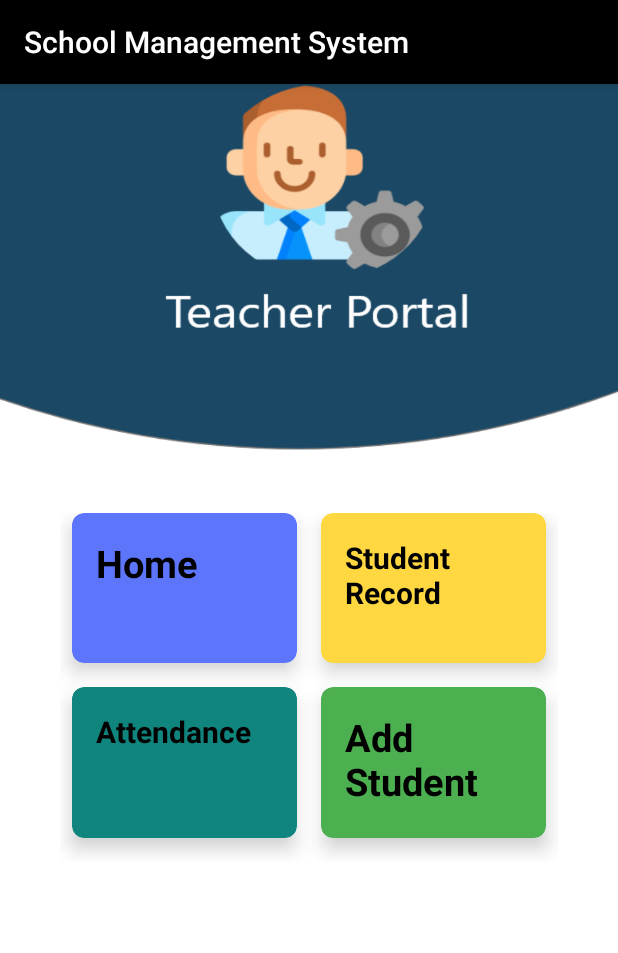
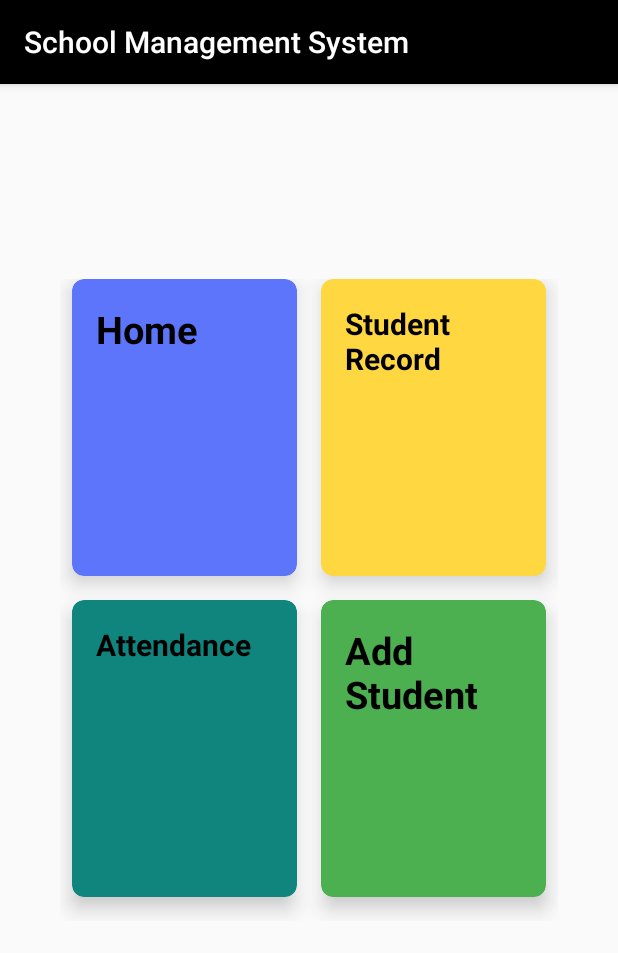
Before and after one commit to ramimhossain12/School-Management-System-Apps, an Android app: the TeacherActivity screen opened directly, with no data from a screen before it, on a phone screen of 412 x 824 dp. Shown: the top 953 px of the screen. Run offline under Robolectric (Android 15) with nearby library versions, the phone set to English and light mode, and no system bars; libraries missing offline, so code that uses them is left out: com.muddzdev.styleabletoastlibrary; 1 statement that could not run was skipped.

Commit message:
Bug fixed

```diff
--- a/app/src/main/AndroidManifest.xml
+++ b/app/src/main/AndroidManifest.xml
@@ -21,7 +21,7 @@
         android:supportsRtl="true"
         android:theme="@style/AppTheme">
         <activity android:name=".ScientificCalculatorActivity"></activity>
-        <activity android:name=".CalculatorActivity" />
+
         <activity android:name=".PhoneNumberActivity" />
         <activity android:name=".TeacherLoginActivity" />
         <activity android:name=".ChooseActivity" />
--- a/app/src/main/res/layout/activity_teacher.xml
+++ b/app/src/main/res/layout/activity_teacher.xml
@@ -5,23 +5,13 @@
     android:layout_width="match_parent"
     android:layout_height="match_parent"
     android:orientation="vertical"
-    android:weightSum="13"
-    android:background="@drawable/topp"
+    android:weightSum="8"
+
     tools:context=".TeacherActivity">
 
 
 
 
-
-    <RelativeLayout
-        android:layout_width="match_parent"
-        android:layout_height="0dp"
-        android:layout_weight="3">
-
-
-
-
-    </RelativeLayout>
 
 
     <GridLayout
```
